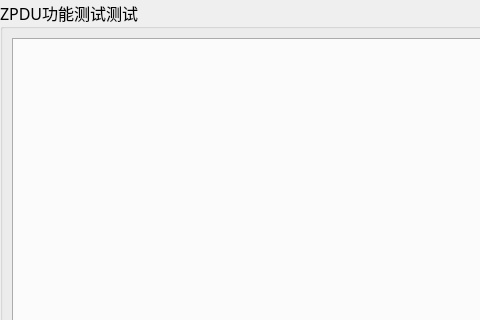
First picture: the form in IDC_TestSystem/ZPDU/z_test/ztest_mainwid.ui, repository ChinaClever/IDC_TestSystem, before the edit; both pictures show x 0 to 480 and y 0 to 320 of the 812 by 734 pixel window.
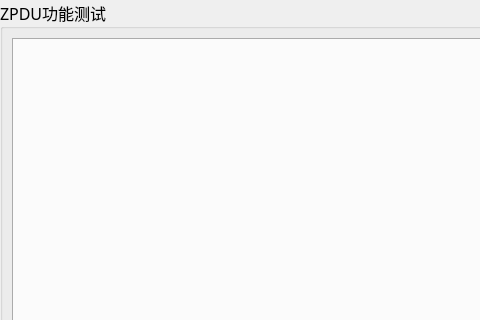
Second picture: the form after the edit.

Patch:
```diff
--- a/IDC_TestSystem/ZPDU/z_test/ztest_mainwid.ui
+++ b/IDC_TestSystem/ZPDU/z_test/ztest_mainwid.ui
@@ -46,7 +46,7 @@
       </font>
      </property>
      <property name="title">
-      <string>ZPDU功能测试测试</string>
+      <string>ZPDU功能测试</string>
      </property>
      <layout class="QGridLayout" name="gridLayout_2">
       <property name="leftMargin">
```
